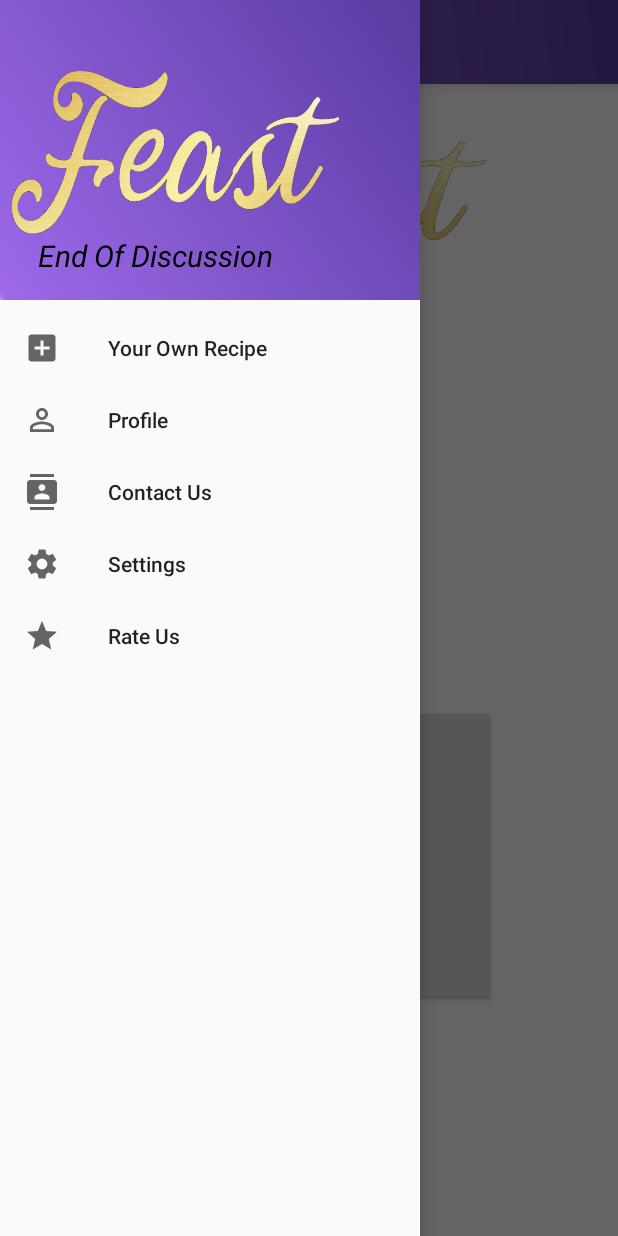
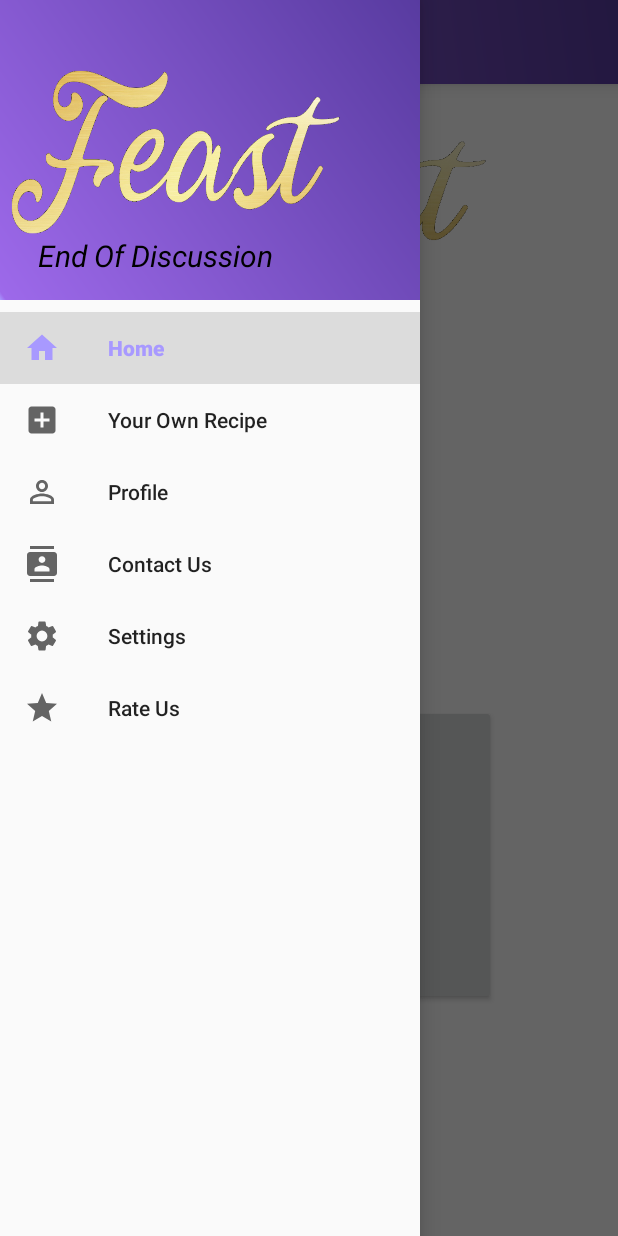
Before and after one commit to thor1824/Feast, an Android app: the screen it shows after launch once a user with an empty profile is signed in (MainActivity), with the side drawer open, on a phone screen of 412 x 824 dp. Run offline under Robolectric (Android 15) with nearby library versions, the phone set to English and light mode, and no system bars; our stand-ins replace Firebase (no records; nobody signed in at launch, a user with empty details on screens opened directly); libraries missing offline, so code that uses them is left out: com.varunest.sparkbutton; plain views replace SparkButton; 2 statements that could not run were skipped.

```diff
--- /dev/null
+++ b/app/src/main/res/drawable/home_icon.xml
@@ -0,0 +1,9 @@
+<vector xmlns:android="http://schemas.android.com/apk/res/android"
+        android:width="24dp"
+        android:height="24dp"
+        android:viewportWidth="24.0"
+        android:viewportHeight="24.0">
+    <path
+        android:fillColor="#FF000000"
+        android:pathData="M10,20v-6h4v6h5v-8h3L12,3 2,12h3v8z"/>
+</vector>
--- a/app/src/main/res/menu/main_menu.xml
+++ b/app/src/main/res/menu/main_menu.xml
@@ -4,28 +4,33 @@
     <group android:checkableBehavior="single">
 
         <item
-            android:id="@+id/iconAddRecipe"
+            android:id="@+id/nav_home"
+            android:icon="@drawable/home_icon"
+            android:title="Home" />
+
+        <item
+            android:id="@+id/nav_addRecipe"
             android:icon="@drawable/add_recipe_icon"
             android:title="Your Own Recipe" />
 
         <item
-            android:id="@+id/iconProfile"
+            android:id="@+id/nav_profile"
             android:icon="@drawable/profile_icon"
             android:title="Profile" />
 
 
         <item
-            android:id="@+id/iconContactIcon"
+            android:id="@+id/nav_contact"
             android:icon="@drawable/contact_icon"
             android:title="Contact Us" />
 
         <item
-            android:id="@+id/iconSettings"
+            android:id="@+id/nav_settings"
             android:icon="@drawable/settings_icon"
             android:title="Settings" />
 
         <item
-            android:id="@+id/iconRating"
+            android:id="@+id/nav_rating"
             android:icon="@drawable/rating_icon"
             android:title="Rate Us" />
 
```
Also changed, not shown: app/src/main/java/com/example/feast/MainActivity.java (+34 -4 lines), app/src/main/res/layout/activity_contacts.xml (+7 -0 lines), app/src/main/res/layout/activity_profile.xml (+7 -0 lines), app/src/main/res/layout/activity_recipes.xml (+7 -0 lines), app/src/main/res/layout/activity_settings.xml (+7 -0 lines).
